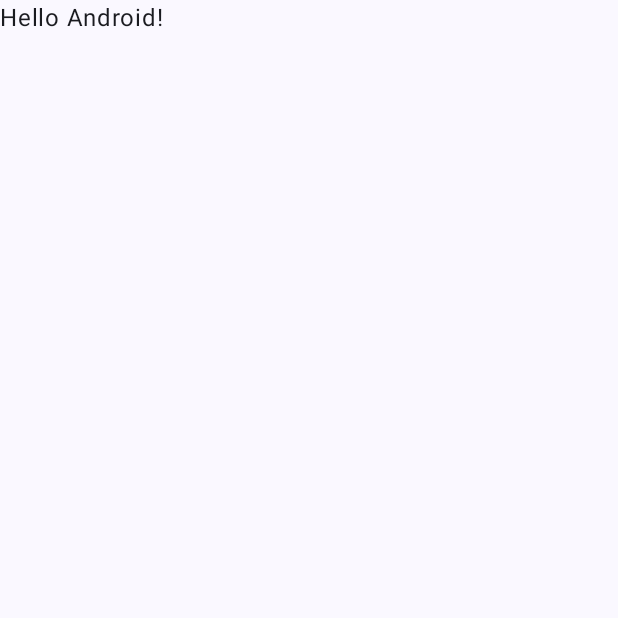
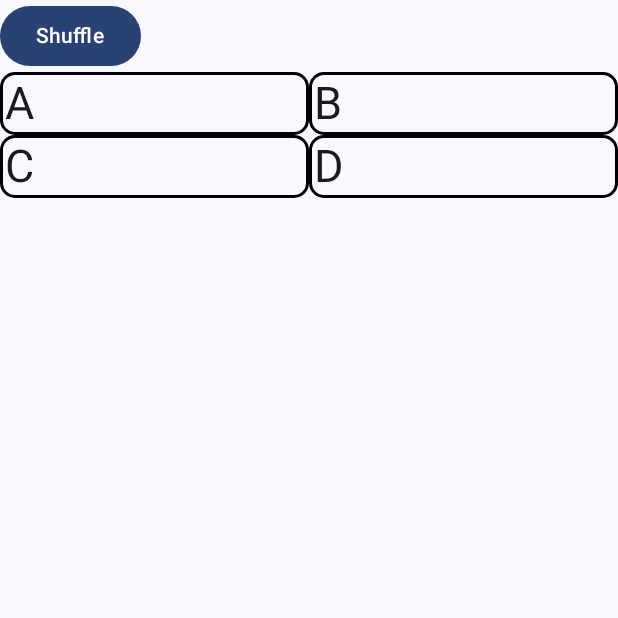
Before and after one commit to NikitaKurganovich/APT-Lab3, an Android app built with Jetpack Compose: the screen it shows after launch (MainActivity), on a phone screen of 412 x 824 dp, the top half of it. Before the commit the part shown is almost empty. Run offline under Robolectric (Android 15) with nearby library versions, the light colour scheme and no system bars.

Commit message:
Created main classes and screens

```diff
--- a/app/build.gradle.kts
+++ b/app/build.gradle.kts
@@ -5,12 +5,12 @@ plugins {
 
 android {
     namespace = "com.example.aptlab3"
-    compileSdk = 33
+    compileSdk = 34
 
     defaultConfig {
         applicationId = "com.example.aptlab3"
         minSdk = 24
-        targetSdk = 33
+        targetSdk = 34
         versionCode = 1
         versionName = "1.0"
 
@@ -47,7 +47,7 @@ android {
 }
 
 dependencies {
-
+    implementation("cafe.adriel.voyager:voyager-navigator:1.0.0-rc05")
     implementation("androidx.core:core-ktx:1.9.0")
     implementation("androidx.lifecycle:lifecycle-runtime-ktx:2.6.2")
     implementation("androidx.activity:activity-compose:1.8.0")
--- a/app/src/main/java/com/example/aptlab3/MainActivity.kt
+++ b/app/src/main/java/com/example/aptlab3/MainActivity.kt
@@ -3,13 +3,34 @@ package com.example.aptlab3
 import android.os.Bundle
 import androidx.activity.ComponentActivity
 import androidx.activity.compose.setContent
+import androidx.compose.foundation.BorderStroke
+import androidx.compose.foundation.border
+import androidx.compose.foundation.layout.Column
 import androidx.compose.foundation.layout.fillMaxSize
+import androidx.compose.foundation.layout.fillMaxWidth
+import androidx.compose.foundation.layout.padding
+import androidx.compose.foundation.lazy.LazyColumn
+import androidx.compose.foundation.lazy.grid.GridCells
+import androidx.compose.foundation.lazy.grid.LazyGridItemInfo
+import androidx.compose.foundation.lazy.grid.LazyVerticalGrid
+import androidx.compose.foundation.lazy.grid.items
+import androidx.compose.foundation.lazy.items
+import androidx.compose.foundation.shape.RoundedCornerShape
+import androidx.compose.material3.Button
 import androidx.compose.material3.MaterialTheme
 import androidx.compose.material3.Surface
 import androidx.compose.material3.Text
 import androidx.compose.runtime.Composable
+import androidx.compose.runtime.mutableStateOf
+import androidx.compose.runtime.remember
+import androidx.compose.ui.Alignment
 import androidx.compose.ui.Modifier
+import androidx.compose.ui.graphics.Color
+import androidx.compose.ui.graphics.RectangleShape
+import androidx.compose.ui.text.TextStyle
 import androidx.compose.ui.tooling.preview.Preview
+import androidx.compose.ui.unit.dp
+import androidx.compose.ui.unit.sp
 import com.example.aptlab3.ui.theme.APTLab3Theme
 
 class MainActivity : ComponentActivity() {
@@ -17,9 +38,36 @@ class MainActivity : ComponentActivity() {
         super.onCreate(savedInstanceState)
         setContent {
             APTLab3Theme {
-                // A surface container using the 'background' color from the theme
                 Surface(modifier = Modifier.fillMaxSize(), color = MaterialTheme.colorScheme.background) {
-                    Greeting("Android")
+                    val list = remember { mutableStateOf(listOf("A", "B", "C", "D")) }
+                    val shape = RoundedCornerShape(10.dp)
+                    Column {
+                        Button(onClick = {
+                            list.value = list.value.shuffled()
+                        }) {
+                            Text("Shuffle")
+                        }
+                        // Display the list
+                        LazyVerticalGrid(
+                            columns = GridCells.Fixed(2),
+                        ){
+                            items(list.value){
+                                Text(
+                                    it,
+                                    Modifier
+                                        .align(Alignment.CenterHorizontally)
+                                        .border(
+                                            BorderStroke(2.dp, Color.Black),
+                                            shape = shape
+                                        )
+                                        .padding(all = 3.dp),
+                                    style = TextStyle(
+                                        fontSize = 30.sp
+                                    )
+                                )
+                            }
+                        }
+                    }
                 }
             }
         }
--- /dev/null
+++ b/app/src/main/java/com/example/aptlab3/repository/CountriesQuestionsRepository.kt
@@ -0,0 +1,4 @@
+package com.example.aptlab3.repository
+
+class CountriesQuestionsRepository {
+}
--- /dev/null
+++ b/app/src/main/java/com/example/aptlab3/repository/DRGQuestionsRepository.kt
@@ -0,0 +1,4 @@
+package com.example.aptlab3.repository
+
+class DRGQuestionsRepository {
+}
```
Also changed, not shown: app/src/main/java/com/example/aptlab3/model/ImageQuestion.kt (added, +7 -0 lines), app/src/main/java/com/example/aptlab3/model/Question.kt (added, +8 -0 lines), app/src/main/java/com/example/aptlab3/screens/HomeScreen.kt (added, +11 -0 lines), app/src/main/java/com/example/aptlab3/screens/QuizzScreen.kt (added, +11 -0 lines).
